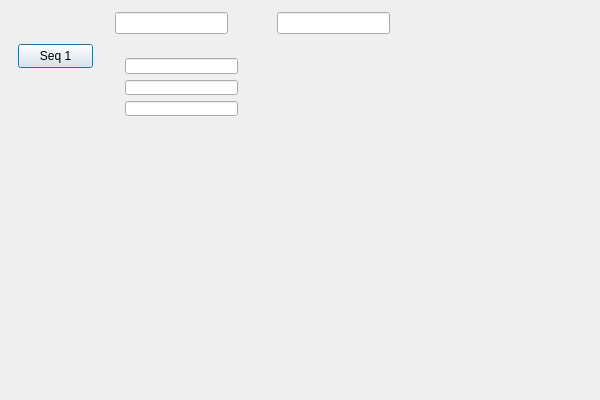
Qt form src/test_qt/TestSeqDlg.ui (whpark/gtl) before a commit.
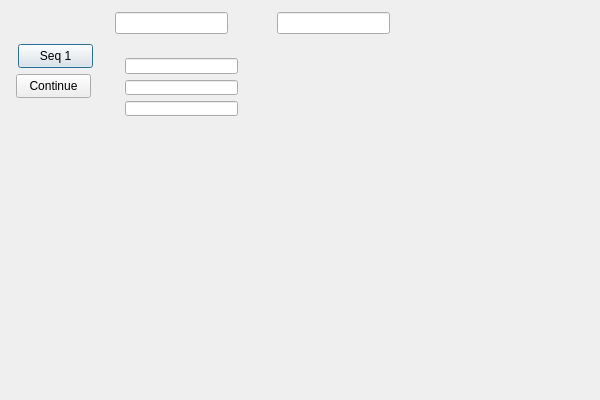
The same form after that commit.

Diff of the .ui file:
```diff
--- a/src/test_qt/TestSeqDlg.ui
+++ b/src/test_qt/TestSeqDlg.ui
@@ -46,7 +46,7 @@
     </rect>
    </property>
   </widget>
-  <widget class="QWidget" name="">
+  <widget class="QWidget" name="layoutWidget">
    <property name="geometry">
     <rect>
      <x>114</x>
@@ -67,6 +67,19 @@
     </item>
    </layout>
   </widget>
+  <widget class="QPushButton" name="btnSeqContinue">
+   <property name="geometry">
+    <rect>
+     <x>16</x>
+     <y>74</y>
+     <width>75</width>
+     <height>24</height>
+    </rect>
+   </property>
+   <property name="text">
+    <string>Continue</string>
+   </property>
+  </widget>
  </widget>
  <layoutdefault spacing="6" margin="11"/>
  <resources/>
```
